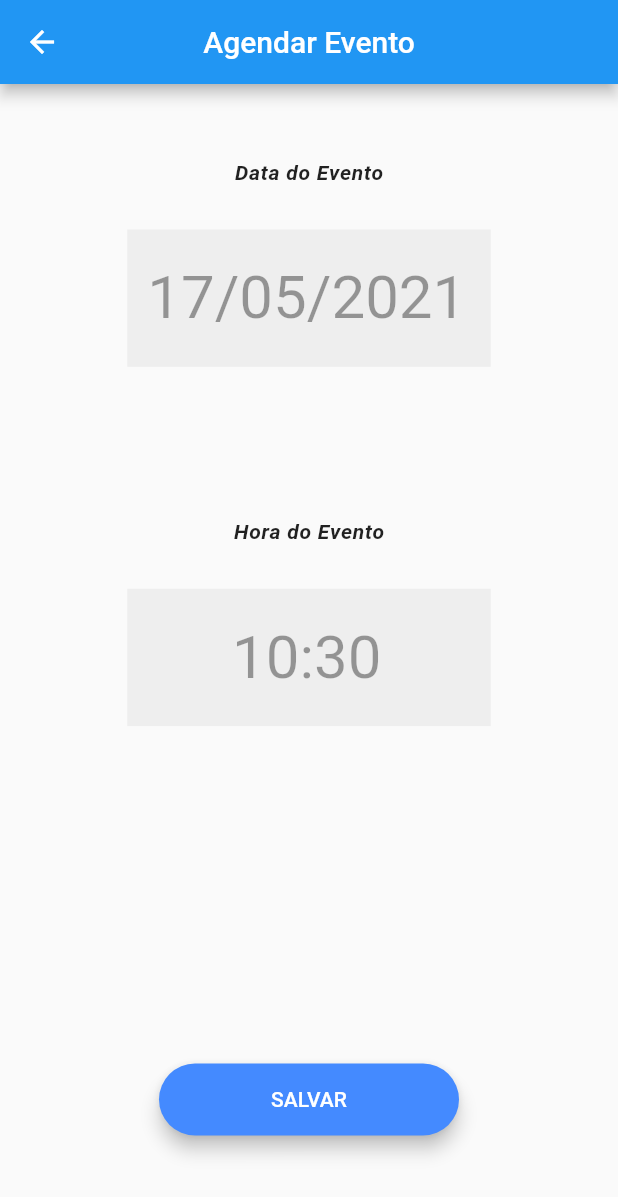
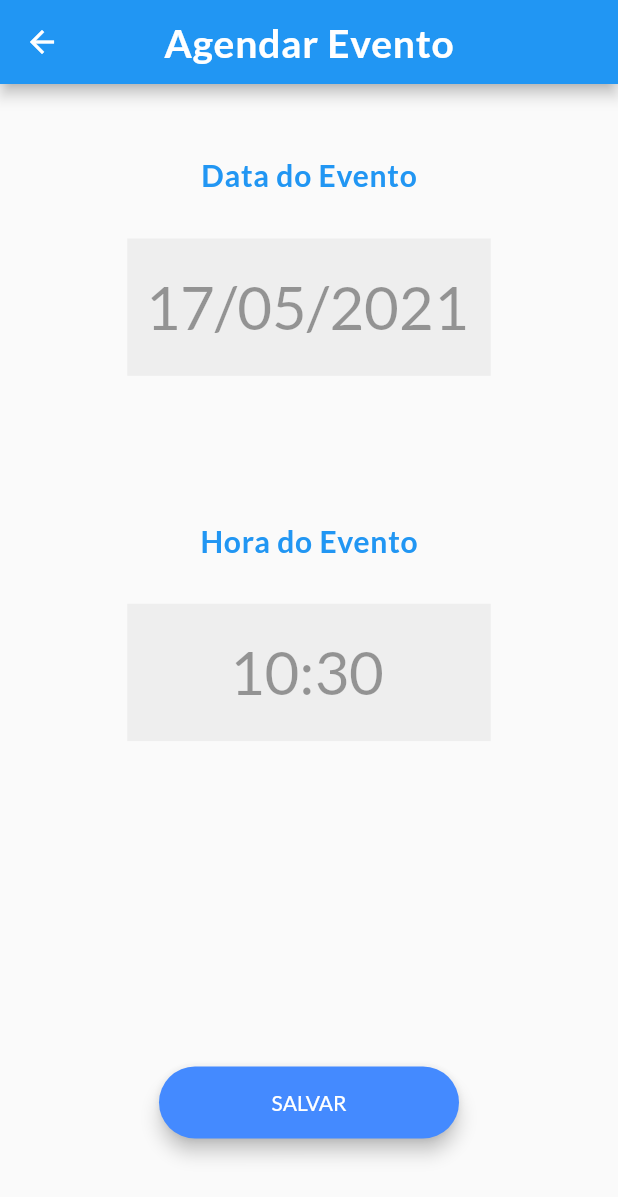
Before and after one commit to Rossitto/lsrtcc_Frontend_Flutter, a Flutter app: the DateTimePicker screen opened by its route, on a phone screen of 412 x 824 dp. Shown: the top 1197 px of the screen. Run offline on Flutter 3.47's test engine with Material 2 defaults, Android fonts, the light colour scheme and no system bars; our stand-ins replace animated_text_kit, date_format, get, get_storage, google_fonts, table_calendar; missing offline and left inert: date_time_format, emojis; accounts and stored records are empty.

Commit message:
DateTimePicker OK + backend getBandsByUser

```diff
--- a/lib/components/DateTimePicker.dart
+++ b/lib/components/DateTimePicker.dart
@@ -9,6 +9,7 @@ import 'package:lsrtcc_flutter/model/showSchedule.dart';
 import 'package:lsrtcc_flutter/screens/profile_screen.dart';
 import 'package:lsrtcc_flutter/services/backend_api.dart';
 import 'package:intl/intl.dart';
+import 'package:google_fonts/google_fonts.dart';
 
 class DateTimePicker extends StatefulWidget {
   static const String id = 'dateTimePicker_screen';
@@ -116,7 +117,19 @@ class _DateTimePickerState extends State<DateTimePicker> {
     return Scaffold(
       appBar: AppBar(
         centerTitle: true,
-        title: Text('Agendar Evento'),
+        // title: Text('Agendar Evento', ),
+        title: Text(
+          'Agendar Evento',
+          style: GoogleFonts.lato(
+            textStyle: TextStyle(
+              color: Colors.white,
+              letterSpacing: .5,
+              fontSize: 26,
+              fontWeight: FontWeight.w700,
+              fontStyle: FontStyle.normal,
+            ),
+          ),
+        ),
       ),
       body: Container(
         width: _width,
@@ -129,10 +142,20 @@ class _DateTimePickerState extends State<DateTimePicker> {
               children: <Widget>[
                 Text(
                   'Data do Evento',
-                  style: TextStyle(
-                      fontStyle: FontStyle.italic,
-                      fontWeight: FontWeight.w600,
-                      letterSpacing: 0.5),
+                  style: GoogleFonts.lato(
+                    textStyle: TextStyle(
+                      color: Colors.blue,
+                      letterSpacing: .5,
+                      fontSize: 20,
+                      fontWeight: FontWeight.w700,
+                      fontStyle: FontStyle.normal,
+                    ),
+                  ),
+                  // TextStyle(
+                  //   fontStyle: FontStyle.italic,
+                  //   fontWeight: FontWeight.w600,
+                  //   letterSpacing: 0.5,
+                  // ),
                 ),
                 InkWell(
                   onTap: () {
@@ -167,10 +190,15 @@ class _DateTimePickerState extends State<DateTimePicker> {
               children: <Widget>[
                 Text(
                   'Hora do Evento',
-                  style: TextStyle(
-                      fontStyle: FontStyle.italic,
-                      fontWeight: FontWeight.w600,
-                      letterSpacing: 0.5),
+                  style: GoogleFonts.lato(
+                    textStyle: TextStyle(
+                      color: Colors.blue,
+                      letterSpacing: .5,
+                      fontSize: 20,
+                      fontWeight: FontWeight.w700,
+                      fontStyle: FontStyle.normal,
+                    ),
+                  ),
                 ),
                 InkWell(
                   onTap: () {
@@ -244,7 +272,22 @@ class _DateTimePickerState extends State<DateTimePicker> {
                   print('Evento agendado com sucesso! ' +
                       'Status Code: ${response.statusCode}');
                   // String showId = jsonDecode(responseBody)['id'] ?? "";
-                  Navigator.pushNamed(context, ProfileScreen.id);
+
+                  // TODO: levar para a tela de perfil
+                  // Navigator.pushNamed(context, ProfileScreen.id);
+                  setState(
+                    () {
+                      showDialog(
+                        context: context,
+                        builder: (_) => AlertDialog(
+                          title: Text('OK! $happyEmoji'),
+                          content: Text('Evento pré-agendado com sucesso!'),
+                          elevation: 24.0,
+                        ),
+                        barrierDismissible: true,
+                      );
+                    },
+                  );
                 } else {
                   var responseTitle =
                       jsonDecode(responseBody)['title'] ?? "Erro";
--- a/lib/constants.dart
+++ b/lib/constants.dart
@@ -46,6 +46,8 @@ bool isNumeric(String str) {
 
 const sadEmoji = Emojis.cryingFace;
 
+const happyEmoji = Emojis.smilingFace;
+
 // addStringToSP(String varName, String varValue) async {
 //   SharedPreferences prefs = await SharedPreferences.getInstance();
 //   prefs.setString('$varName', "$varValue");
--- a/pubspec.yaml
+++ b/pubspec.yaml
@@ -27,6 +27,7 @@ dependencies:
   get_storage: ^2.0.2
   path_provider: ^2.0.0
   date_format: ^2.0.2
+  google_fonts: ^1.1.2
 
 dev_dependencies:
   flutter_test:
```
Also changed, not shown: lib/main.dart (+5 -3 lines), lib/screens/profile_screen.dart (+28 -2 lines), lib/services/backend_api.dart (+12 -0 lines), pubspec.lock.
